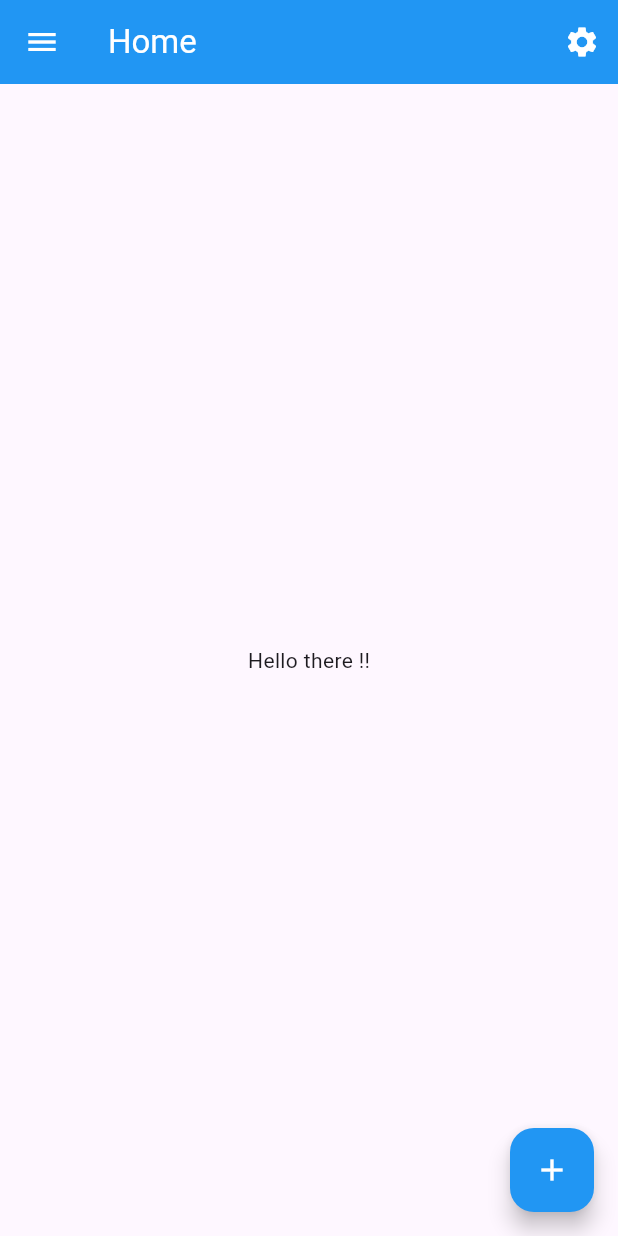
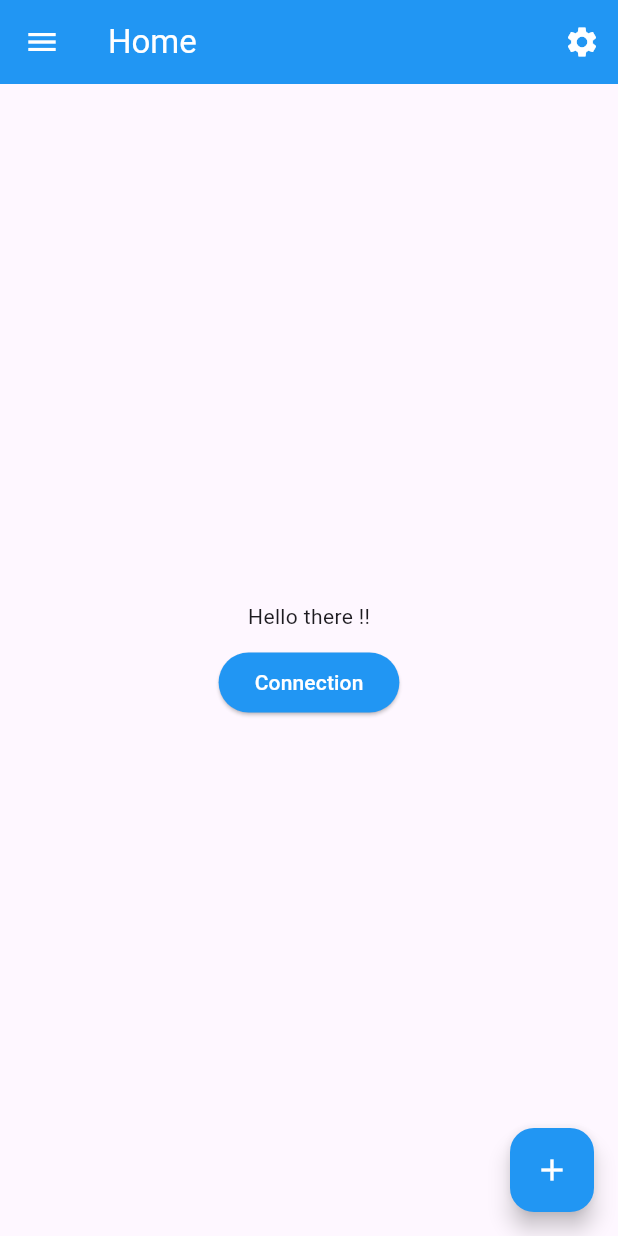
Before and after one commit to SalahProgramer/Learn-Bloc-Provider, a Flutter app: the screen it shows after launch, on a phone screen of 412 x 824 dp. Run offline on Flutter 3.47's test engine with Material 3 defaults, Android fonts, the phone set to English and light mode, and no system bars; our stand-ins replace connectivity_plus, flutter_bloc, shared_preferences; generated files the repository leaves out were written again.

Commit message:
set connection_page

```diff
--- a/assets/languages/app_ar.arb
+++ b/assets/languages/app_ar.arb
@@ -2,5 +2,6 @@
   "@@locale": "ar",
   "hello_msg": "مرحبًا !!",
   "home": "الرئيسية",
-  "setting": "الإعدادات"
+  "setting": "الإعدادات",
+  "connection": "متصل"
 }
--- a/assets/languages/app_en.arb
+++ b/assets/languages/app_en.arb
@@ -2,5 +2,6 @@
   "@@locale": "en",
   "hello_msg": "Hello there !!",
   "home": "Home",
-  "setting": "Setting"
+  "setting": "Setting",
+  "connection": "Connection"
 }
--- /dev/null
+++ b/lib/bloc_connection/internet_event.dart
@@ -0,0 +1,7 @@
+part of 'internet_bloc.dart';
+
+@immutable
+sealed class InternetEvent {}
+
+class ConnectedEvent extends InternetEvent{}
+class NotConnectedEvent extends InternetEvent{}
--- /dev/null
+++ b/lib/bloc_connection/internet_state.dart
@@ -0,0 +1,22 @@
+part of 'internet_bloc.dart';
+
+@immutable
+sealed class InternetState {}
+
+final class ConnectionInitial extends InternetState {}
+
+class ConnectedState extends InternetState{
+
+   final String message;
+
+  ConnectedState({required this.message});
+
+}
+
+class NotConnectedState extends InternetState{
+
+  final String message;
+
+  NotConnectedState({required this.message});
+
+}
--- /dev/null
+++ b/lib/cubit_connection/internet_state.dart
@@ -0,0 +1,24 @@
+part of 'internet_cubit.dart';
+
+@immutable
+sealed class InternetState {}
+
+final class InternetInitial extends InternetState {}
+
+
+
+class ConnectedState extends InternetState{
+
+  final String message;
+
+  ConnectedState({required this.message});
+
+}
+
+class NotConnectedState extends InternetState{
+
+  final String message;
+
+  NotConnectedState({required this.message});
+
+}
--- a/lib/main.dart
+++ b/lib/main.dart
@@ -2,6 +2,7 @@ import 'package:flutter/material.dart';
 import 'package:flutter_bloc/flutter_bloc.dart';
 import 'package:flutter_localizations/flutter_localizations.dart';
 import 'package:learnblocprovider/bloc/counter_bloc.dart';
+import 'package:learnblocprovider/cubit_connection/internet_cubit.dart';
 import 'package:learnblocprovider/pages/home_page.dart';
 import 'package:flutter_gen/gen_l10n/app_localizations.dart';
 
@@ -23,7 +24,9 @@ class MyApp extends StatelessWidget {
         BlocProvider(
           create: (context) => LocalCubit()..getSaveLanguage(),
         ),
-        BlocProvider(create: (context) => CounterBloc())
+        BlocProvider(create: (context) => CounterBloc()),
+        // BlocProvider(create: (context) => InternetBloc())
+        BlocProvider(create: (context) => InternetCubit()..checkConnection())
       ],
       child: BlocBuilder<LocalCubit, ChangeLocalState>(
         builder: (context, state) {
@@ -50,6 +53,11 @@ class MyApp extends StatelessWidget {
               debugShowCheckedModeBanner: false,
               theme: ThemeData(
                 useMaterial3: true,
+                elevatedButtonTheme: ElevatedButtonThemeData(style: ElevatedButton.styleFrom(
+                  backgroundColor: Colors.blue,
+                  foregroundColor: Colors.white
+
+                )),
                 appBarTheme: const AppBarTheme(
                   color: Colors.blue,
                   foregroundColor: Colors.white,
--- a/lib/pages/home_page.dart
+++ b/lib/pages/home_page.dart
@@ -1,5 +1,6 @@
 import 'package:flutter/material.dart';
 import 'package:learnblocprovider/extensions/context_extensioin.dart';
+import 'package:learnblocprovider/pages/connection_page.dart';
 import 'package:learnblocprovider/pages/setting_page.dart';
 
 import '../widgets/floating_buttons.dart';
@@ -17,15 +18,15 @@ class _HomePageState extends State<HomePage> {
     return Scaffold(
       drawer: Drawer(),
       appBar: AppBar(
-
         actions: [
-
-          IconButton(onPressed: (){
-            Navigator.of(context).push(MaterialPageRoute(builder: (context) => SettingPage(),));
-
-          }, icon: Icon(Icons.settings))
+          IconButton(
+              onPressed: () {
+                Navigator.of(context).push(MaterialPageRoute(
+                  builder: (context) => SettingPage(),
+                ));
+              },
+              icon: Icon(Icons.settings))
         ],
-
         title: Text(context.language.home),
       ),
       body: Center(
@@ -33,13 +34,18 @@ class _HomePageState extends State<HomePage> {
           spacing: 10,
           mainAxisAlignment: MainAxisAlignment.center,
           children: <Widget>[
-             Text(
+            Text(
               context.language.hello_msg,
+            ),
+            ElevatedButton(
+              onPressed: () {
+
+                Navigator.of(context).push(MaterialPageRoute(builder:(context) =>   ConnectionPage()));
+              },
+              child: Text(
+                context.language.connection,
+              ),
             )
-
-
-
-
 
 //             BlocBuilder<CounterBloc,CounterState>(builder: (context, state) {
 //               if(state is CounterInitial){
@@ -67,7 +73,8 @@ class _HomePageState extends State<HomePage> {
           ],
         ),
       ),
-      floatingActionButton: FloatingButtons(), // This trailing comma makes auto-formatting nicer for build methods.
+      floatingActionButton:
+          FloatingButtons(), // This trailing comma makes auto-formatting nicer for build methods.
     );
   }
 }
--- a/pubspec.yaml
+++ b/pubspec.yaml
@@ -11,7 +11,7 @@ dependencies:
     sdk: flutter
   flutter_bloc: ^9.1.1
   shared_preferences: ^2.5.3
-  connectivity_plus: ^6.1.4
+  connectivity_plus: ^5.0.2
   flutter_localizations:
     sdk: flutter
   intl: ^0.19.0 # or latest version
```
Also changed, not shown: lib/bloc_connection/internet_bloc.dart (added, +40 -0 lines), lib/cubit_connection/internet_cubit.dart (added, +35 -0 lines), lib/pages/connection_page.dart (added, +40 -0 lines), lib/pages/todo_api/todo_page.dart (added), pubspec.lock, 4 other files.
